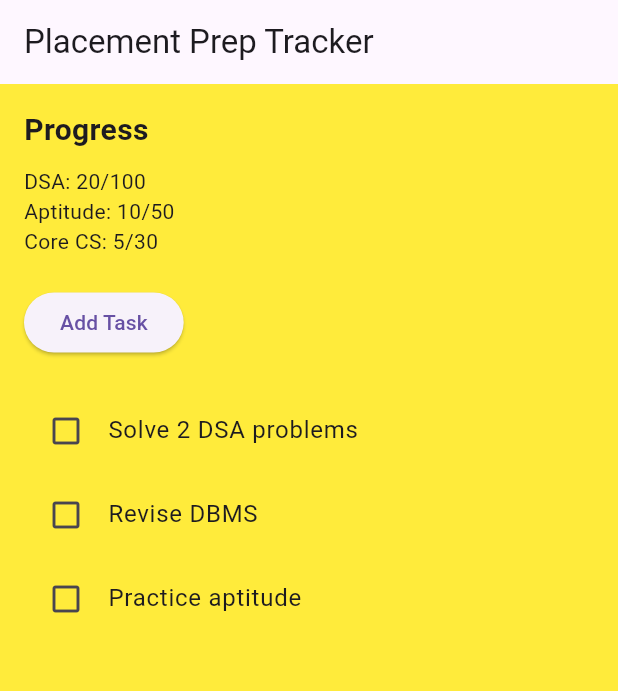
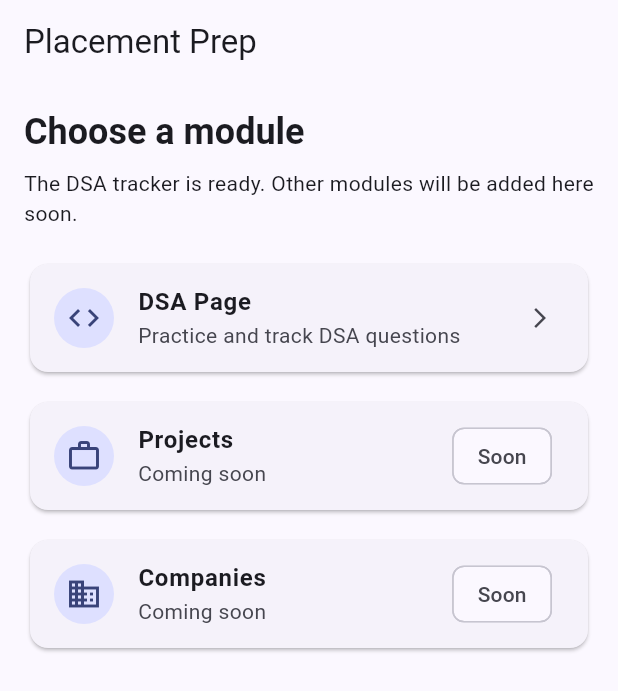
Before and after one commit to Tapabrata-Dutta/job_prep, a Flutter app: the screen it shows after launch, on a phone screen of 412 x 824 dp. Shown: the top 691 px of the screen. Run offline on Flutter 3.47's test engine with Material 3 defaults, Android fonts, the phone set to English and light mode, and no system bars.

Commit message:
Connect frontend with backend just add only dsa features only

```diff
--- a/frontend/lib/main.dart
+++ b/frontend/lib/main.dart
@@ -1,4 +1,5 @@
 import 'package:flutter/material.dart';
+import 'package:place_prep/screens/home_page.dart';
 
 void main() {
   runApp(const MyApp());
@@ -11,67 +12,12 @@ class MyApp extends StatelessWidget {
   Widget build(BuildContext context) {
     return MaterialApp(
       debugShowCheckedModeBanner: false,
-      home: const HomeScreen(),
+      title: 'Placement Prep',
+      theme: ThemeData(
+        useMaterial3: true,
+        colorSchemeSeed: Colors.indigo,
+      ),
+      home: const HomePage(),
     );
   }
 }
-
-class HomeScreen extends StatelessWidget {
-  const HomeScreen({super.key});
-
-  @override
-  Widget build(BuildContext context) {
-    return Scaffold(
-      backgroundColor: Colors.yellow,
-      appBar: AppBar(
-        title: const Text("Placement Prep Tracker  "),
-      ),
-      body: Padding(
-        padding: const EdgeInsets.all(16.0),
-        child: Column(
-          crossAxisAlignment: CrossAxisAlignment.start,
-          children: [
-            const Text(
-              "Progress",
-              style: TextStyle(fontSize: 20, fontWeight: FontWeight.bold),
-            ),
-
-            const SizedBox(height: 10),
-
-            const Text("DSA: 20/100"),
-            const Text("Aptitude: 10/50"),
-            const Text("Core CS: 5/30"),
-
-            const SizedBox(height: 20),
-
-            ElevatedButton(
-              onPressed: () {},
-              child: const Text("Add Task"),
-            ),
-
-            const SizedBox(height: 20),
-
-            Expanded(
-              child: ListView(
-                children: const [
-                  ListTile(
-                    leading: Icon(Icons.check_box_outline_blank),
-                    title: Text("Solve 2 DSA problems"),
-                  ),
-                  ListTile(
-                    leading: Icon(Icons.check_box_outline_blank),
-                    title: Text("Revise DBMS"),
-                  ),
-                  ListTile(
-                    leading: Icon(Icons.check_box_outline_blank),
-                    title: Text("Practice aptitude"),
-                  ),
-                ],
-              ),
-            ),
-          ],
-        ),
-      ),
-    );
-  }
-}//test
--- /dev/null
+++ b/frontend/lib/screens/home_page.dart
@@ -0,0 +1,100 @@
+import 'package:flutter/material.dart';
+import 'package:place_prep/screens/dsa_page.dart';
+
+class HomePage extends StatelessWidget {
+  const HomePage({super.key});
+
+  @override
+  Widget build(BuildContext context) {
+    final modules = [
+      _ModuleCard(
+        title: 'DSA Page',
+        subtitle: 'Practice and track DSA questions',
+        icon: Icons.code,
+        onTap: () {
+          Navigator.push(
+            context,
+            MaterialPageRoute(builder: (_) => const DsaPage()),
+          );
+        },
+      ),
+      _ModuleCard(
+        title: 'Projects',
+        subtitle: 'Coming soon',
+        icon: Icons.work_outline,
+        onTap: null,
+      ),
+      _ModuleCard(
+        title: 'Companies',
+        subtitle: 'Coming soon',
+        icon: Icons.business_outlined,
+        onTap: null,
+      ),
+    ];
+
+    return Scaffold(
+      appBar: AppBar(
+        title: const Text('Placement Prep'),
+        centerTitle: false,
+      ),
+      body: SafeArea(
+        child: Padding(
+          padding: const EdgeInsets.all(16),
+          child: Column(
+            crossAxisAlignment: CrossAxisAlignment.start,
+            children: [
+              Text(
+                'Choose a module',
+                style: Theme.of(context).textTheme.headlineSmall?.copyWith(fontWeight: FontWeight.bold),
+              ),
+              const SizedBox(height: 8),
+              Text(
+                'The DSA tracker is ready. Other modules will be added here soon.',
+                style: Theme.of(context).textTheme.bodyMedium,
+              ),
+              const SizedBox(height: 20),
+              Expanded(
+                child: ListView.separated(
+                  itemCount: modules.length,
+                  separatorBuilder: (_, __) => const SizedBox(height: 12),
+                  itemBuilder: (context, index) => modules[index],
+                ),
+              ),
+            ],
+          ),
+        ),
+      ),
+    );
+  }
+}
+
+class _ModuleCard extends StatelessWidget {
+  const _ModuleCard({
+    required this.title,
+    required this.subtitle,
+    required this.icon,
+    required this.onTap,
+  });
+
+  final String title;
+  final String subtitle;
+  final IconData icon;
+  final VoidCallback? onTap;
+
+  @override
+  Widget build(BuildContext context) {
+    return Card(
+      child: ListTile(
+        leading: CircleAvatar(
+          child: Icon(icon),
+        ),
+        title: Text(title, style: const TextStyle(fontWeight: FontWeight.w600)),
+        subtitle: Text(subtitle),
+        trailing: onTap == null
+            ? const Chip(label: Text('Soon'))
+            : const Icon(Icons.arrow_forward_ios, size: 16),
+        onTap: onTap,
+      ),
+    );
+  }
+}
--- a/frontend/pubspec.yaml
+++ b/frontend/pubspec.yaml
@@ -34,6 +34,7 @@ dependencies:
   # The following adds the Cupertino Icons font to your application.
   # Use with the CupertinoIcons class for iOS style icons.
   cupertino_icons: ^1.0.8
+  http: ^1.2.2
 
 dev_dependencies:
   flutter_test:
```
Also changed, not shown: frontend/lib/screens/dsa_page.dart (added, +502 -0 lines), frontend/lib/screens/home_screen.dart (added), frontend/pubspec.lock, 7 other files.
